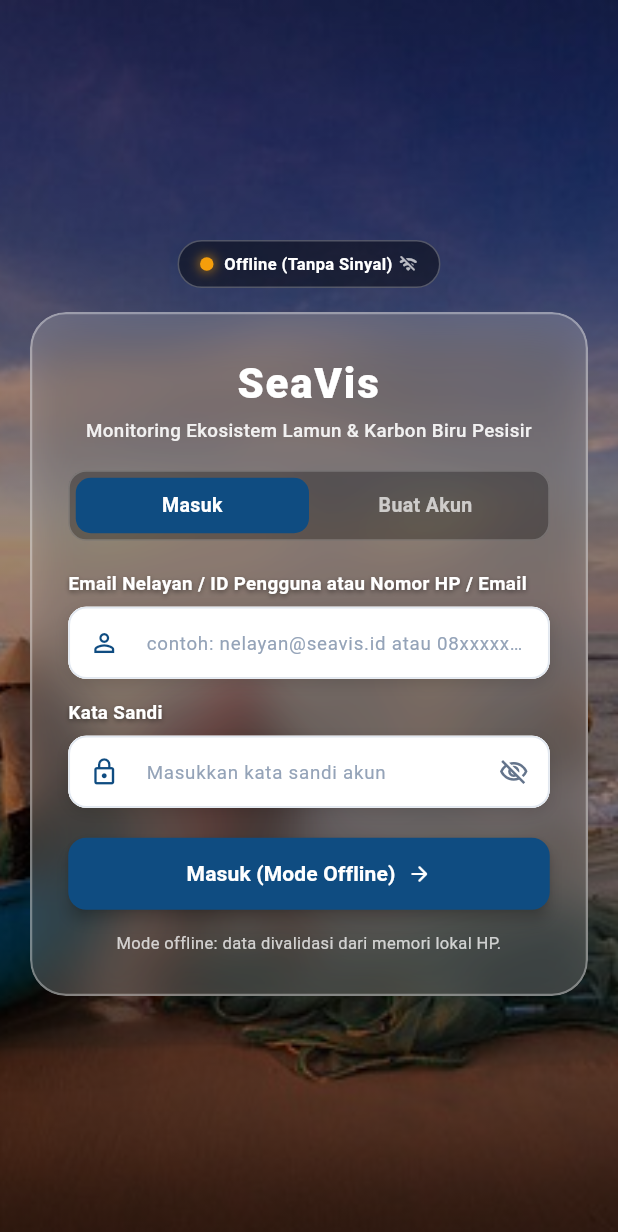
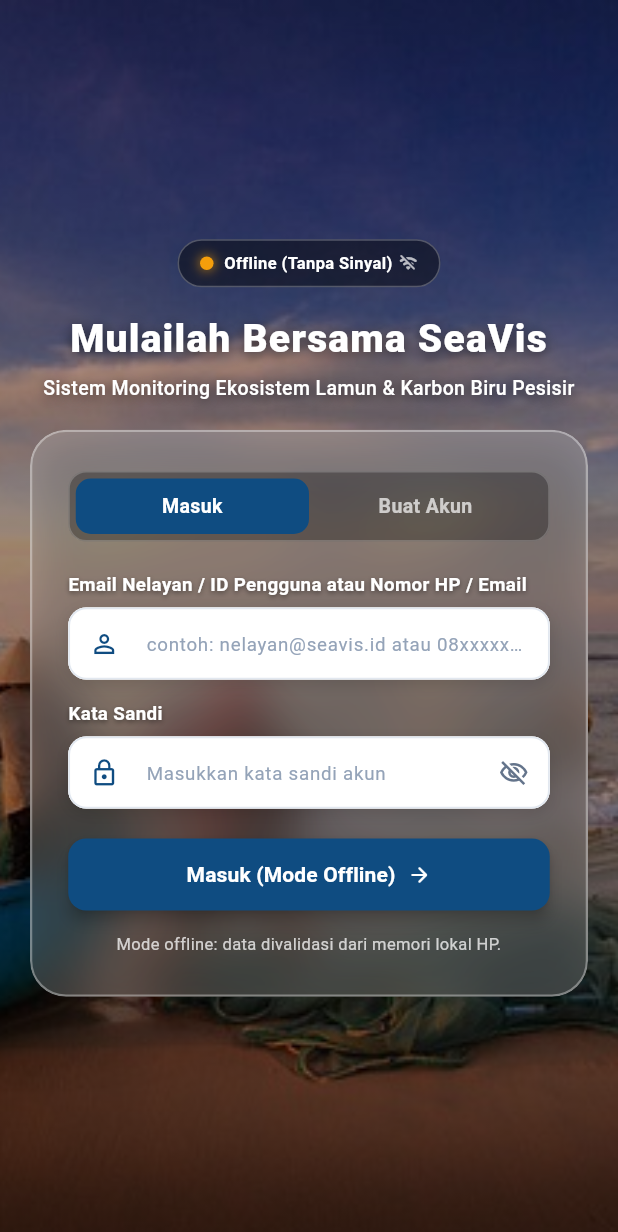
Before and after one commit to Zeinul899/SEAVIS, a Flutter app: the screen it shows after launch, on a phone screen of 412 x 824 dp. Shown: the top 1232 px of the screen. Run offline on Flutter 3.47's test engine with Material 3 defaults, Android fonts, the light colour scheme and no system bars.

Commit message:
feat(ui): place SeaVis title and tagline outside the glass card for cleaner layout

```diff
--- a/lib/pages/login_page.dart
+++ b/lib/pages/login_page.dart
@@ -459,6 +459,10 @@
                       _buildNetworkStatusHeader(),
                       const SizedBox(height: 16),
 
+                      // Teks Judul & Tagline di LUAR Card
+                      _buildOutsideHeader(),
+                      const SizedBox(height: 18),
+
                       // KARTU FORM TRANSPARAN (FROSTED GLASS EFFECT)
                       ClipRRect(
                         borderRadius: BorderRadius.circular(24),
@@ -487,31 +491,7 @@
                                 mainAxisSize: MainAxisSize.min,
                                 crossAxisAlignment: CrossAxisAlignment.stretch,
                                 children: [
-                                  // 1. Judul & Tagline di Atas Tab "Masuk / Buat Akun" (Pilihan 1: Fokus Konservasi & Karbon)
-                                  const Text(
-                                    'SeaVis',
-                                    textAlign: TextAlign.center,
-                                    style: TextStyle(
-                                      color: Colors.white,
-                                      fontSize: 28,
-                                      fontWeight: FontWeight.w900,
-                                      letterSpacing: 1.2,
-                                    ),
-                                  ),
-                                  const SizedBox(height: 4),
-                                  Text(
-                                    'Monitoring Ekosistem Lamun & Karbon Biru Pesisir',
-                                    textAlign: TextAlign.center,
-                                    style: TextStyle(
-                                      color: Colors.white.withValues(alpha: 0.9),
-                                      fontSize: 12.5,
-                                      fontWeight: FontWeight.w500,
-                                      height: 1.3,
-                                    ),
-                                  ),
-                                  const SizedBox(height: 18),
-
-                                  // Tab Switcher: "Masuk" vs "Buat Akun"
+                                  // Tab Switcher: "Masuk" vs "Buat Akun" (Langsung di atas form dalam card)
                                   _buildTabSwitcher(),
                                   const SizedBox(height: 20),
 
@@ -534,6 +514,49 @@
           ),
         ],
       ),
+    );
+  }
+
+  // Header teks di luar card (Judul & Tagline Konservasi)
+  Widget _buildOutsideHeader() {
+    return const Column(
+      children: [
+        Text(
+          'Mulailah Bersama SeaVis',
+          textAlign: TextAlign.center,
+          style: TextStyle(
+            color: Colors.white,
+            fontSize: 26,
+            fontWeight: FontWeight.w900,
+            letterSpacing: 0.8,
+            shadows: [
+              Shadow(
+                color: Colors.black54,
+                blurRadius: 10,
+                offset: Offset(0, 2),
+              ),
+            ],
+          ),
+        ),
+        SizedBox(height: 6),
+        Text(
+          'Sistem Monitoring Ekosistem Lamun & Karbon Biru Pesisir',
+          textAlign: TextAlign.center,
+          style: TextStyle(
+            color: Colors.white,
+            fontSize: 13,
+            fontWeight: FontWeight.w500,
+            height: 1.35,
+            shadows: [
+              Shadow(
+                color: Colors.black54,
+                blurRadius: 8,
+                offset: Offset(0, 2),
+              ),
+            ],
+          ),
+        ),
+      ],
     );
   }
 
```
Also changed, not shown: 1 other file.
